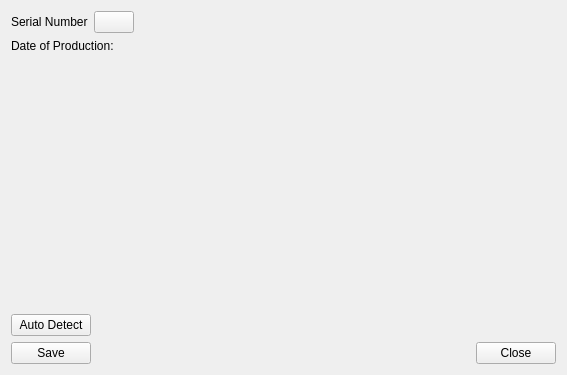
Above: ServiceSW/Master/Components/SystemTracking/Forms/DlgModifyModule.ui from Liyezhong/Master before the change. Below: the same form after it.
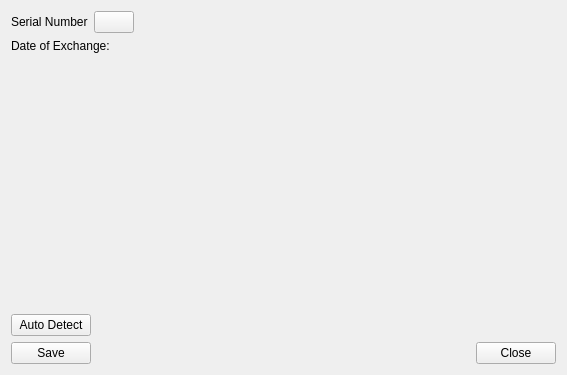
That is the form after the change. Custom widgets are drawn as their Qt base class.

Patch:
```diff
--- a/ServiceSW/Master/Components/SystemTracking/Forms/DlgModifyModule.ui
+++ b/ServiceSW/Master/Components/SystemTracking/Forms/DlgModifyModule.ui
@@ -17,7 +17,7 @@
    <item row="1" column="0">
     <widget class="QLabel" name="label_2">
      <property name="text">
-      <string>Date of Production:</string>
+      <string>Date of Exchange:</string>
      </property>
     </widget>
    </item>
```
